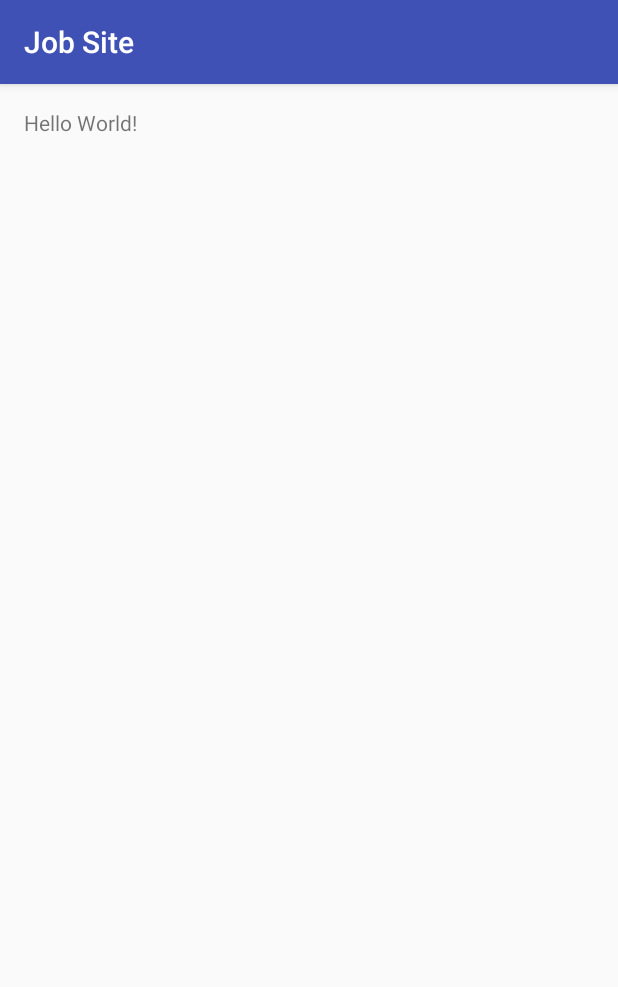
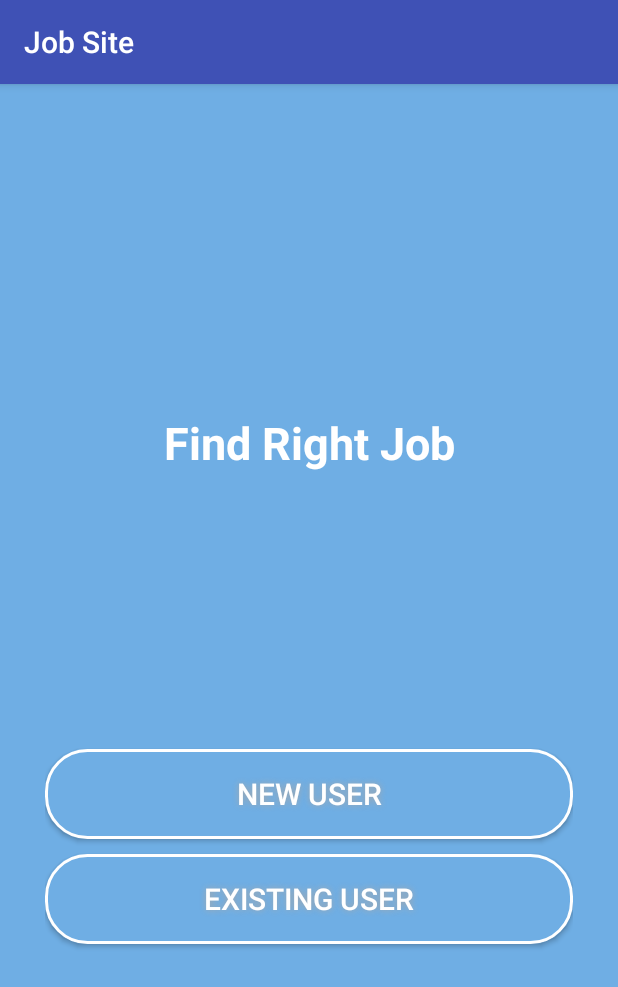
Before and after one commit to jalilcse03/job-site, an Android app: the screen it shows after launch (MainActivity), on a phone screen of 412 x 824 dp. Shown: the top 987 px of the screen. Run offline under Robolectric (Android 15) with nearby library versions, the phone set to English and light mode, and no system bars.

Commit message:
main activity ui complete

```diff
--- a/JobSite/app/src/main/AndroidManifest.xml
+++ b/JobSite/app/src/main/AndroidManifest.xml
@@ -8,7 +8,7 @@
         android:label="@string/app_name"
         android:supportsRtl="true"
         android:theme="@style/AppTheme">
-        <activity android:name=".MainActivity">
+        <activity  android:name=".MainActivity" android:screenOrientation="portrait">
             <intent-filter>
                 <action android:name="android.intent.action.MAIN" />
 
--- a/JobSite/app/src/main/java/bubtjobs/com/jobsite/MainActivity.java
+++ b/JobSite/app/src/main/java/bubtjobs/com/jobsite/MainActivity.java
@@ -2,12 +2,15 @@ package bubtjobs.com.jobsite;
 
 import android.support.v7.app.AppCompatActivity;
 import android.os.Bundle;
+import android.view.Window;
+import android.view.WindowManager;
 
 public class MainActivity extends AppCompatActivity {
 
     @Override
     protected void onCreate(Bundle savedInstanceState) {
         super.onCreate(savedInstanceState);
+        this.requestWindowFeature(Window.FEATURE_NO_TITLE);
         setContentView(R.layout.activity_main);
     }
 }
--- /dev/null
+++ b/JobSite/app/src/main/res/drawable/buttonshape.xml
@@ -0,0 +1,28 @@
+<?xml version="1.0" encoding="utf-8"?>
+<shape xmlns:android="http://schemas.android.com/apk/res/android" android:shape="rectangle" >
+    <corners
+        android:radius="27dp"
+        />
+    <gradient
+        android:angle="45"
+        android:centerX="34%"
+        android:centerColor="#6faee4"
+        android:startColor="#6faee4"
+        android:endColor="#6faee4"
+        android:type="linear"
+        />
+    <padding
+        android:left="0dp"
+        android:top="0dp"
+        android:right="0dp"
+        android:bottom="0dp"
+        />
+    <size
+        android:width="241dp"
+        android:height="60dp"
+        />
+    <stroke
+        android:width="2dp"
+        android:color="#ffffff"
+        />
+</shape>
--- a/JobSite/app/src/main/res/layout/activity_main.xml
+++ b/JobSite/app/src/main/res/layout/activity_main.xml
@@ -1,16 +1,63 @@
 <?xml version="1.0" encoding="utf-8"?>
-<RelativeLayout xmlns:android="http://schemas.android.com/apk/res/android"
-    xmlns:tools="http://schemas.android.com/tools"
+<LinearLayout xmlns:android="http://schemas.android.com/apk/res/android"
     android:layout_width="match_parent"
     android:layout_height="match_parent"
-    android:paddingBottom="@dimen/activity_vertical_margin"
-    android:paddingLeft="@dimen/activity_horizontal_margin"
-    android:paddingRight="@dimen/activity_horizontal_margin"
-    android:paddingTop="@dimen/activity_vertical_margin"
-    tools:context="bubtjobs.com.jobsite.MainActivity">
+    android:orientation="vertical"
+    android:padding="10dp"
+    android:background="@color/bg_main"
+    >
+    <LinearLayout
+        android:layout_width="match_parent"
+        android:layout_height="0dp"
+        android:layout_weight="1"
+        android:gravity="bottom"
+        android:orientation="vertical"
+        >
+    <TextView
+        android:layout_width="match_parent"
+        android:layout_height="wrap_content"
+        android:text="@string/tx_find_right_job"
+        android:gravity="center_horizontal"
+        android:textColor="@color/white"
+        android:textStyle="bold"
+        android:textSize="30sp"
 
-    <TextView
-        android:layout_width="wrap_content"
-        android:layout_height="wrap_content"
-        android:text="Hello World!" />
-</RelativeLayout>
+        />
+        </LinearLayout>
+    <LinearLayout
+        android:layout_width="match_parent"
+        android:layout_height="0dp"
+        android:layout_weight="2"
+        android:orientation="vertical"
+        android:gravity="center"
+        android:padding="20dp"
+        >
+        <Button
+            android:text="@string/btn_new_user"
+            android:textColor="#FFFFFF"
+            android:textSize="20sp"
+
+            android:layout_width="match_parent"
+            android:layout_height="wrap_content"
+            android:background="@drawable/buttonshape"
+            android:shadowColor="#A8A8A8"
+            android:shadowDx="0"
+            android:shadowDy="0"
+            android:shadowRadius="5"
+            />
+        <Button
+            android:layout_marginTop="10dp"
+            android:text="@string/btn_existing_user"
+            android:textColor="#FFFFFF"
+            android:textSize="20sp"
+            android:layout_width="match_parent"
+            android:layout_height="wrap_content"
+            android:background="@drawable/buttonshape"
+            android:shadowColor="#A8A8A8"
+            android:shadowDx="0"
+            android:shadowDy="0"
+            android:shadowRadius="5"
+            />
+    </LinearLayout>
+
+</LinearLayout>
--- a/JobSite/app/src/main/res/values/colors.xml
+++ b/JobSite/app/src/main/res/values/colors.xml
@@ -3,4 +3,6 @@
     <color name="colorPrimary">#3F51B5</color>
     <color name="colorPrimaryDark">#303F9F</color>
     <color name="colorAccent">#FF4081</color>
+    <color name="bg_main">#6faee4</color>
+    <color name="white">#ffffff</color>
 </resources>
--- a/JobSite/app/src/main/res/values/strings.xml
+++ b/JobSite/app/src/main/res/values/strings.xml
@@ -1,3 +1,6 @@
 <resources>
     <string name="app_name">Job Site</string>
+    <string name="tx_find_right_job">Find Right Job</string>
+    <string name="btn_new_user">New User</string>
+    <string name="btn_existing_user">Existing User</string>
 </resources>
--- a/JobSite/app/src/main/res/values/styles.xml
+++ b/JobSite/app/src/main/res/values/styles.xml
@@ -7,5 +7,8 @@
         <item name="colorPrimaryDark">@color/colorPrimaryDark</item>
         <item name="colorAccent">@color/colorAccent</item>
     </style>
+    <style name="QueryTheme" parent="@style/Theme.AppCompat">
+        <item name="android:windowNoTitle">true</item>
+    </style>
 
 </resources>
```
